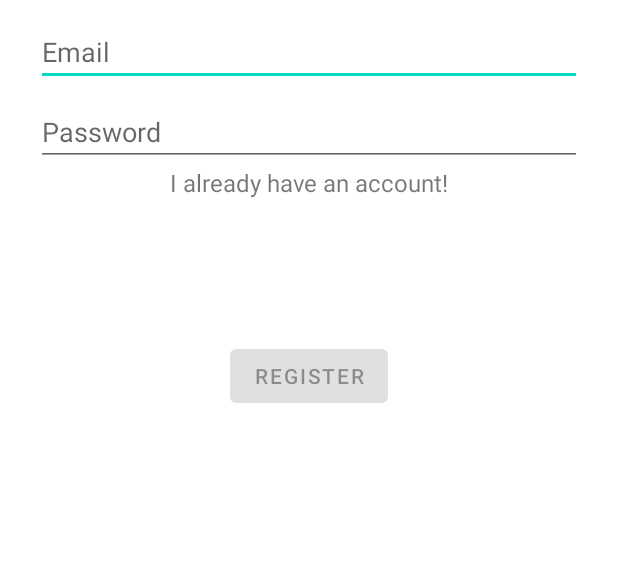
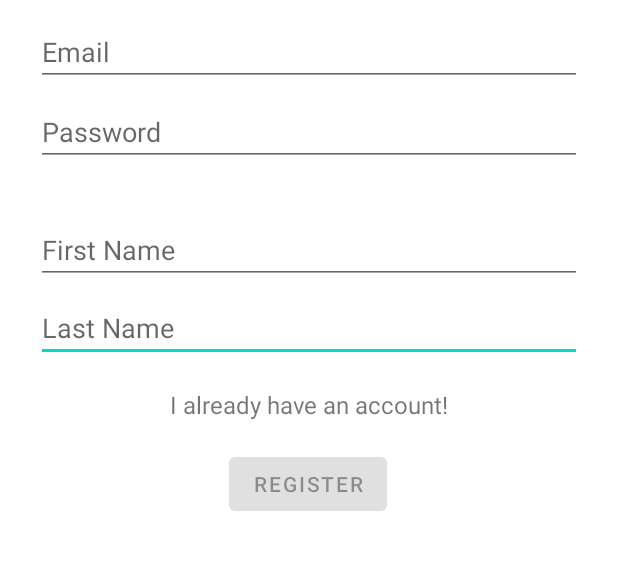
Before and after one commit to Dan-Codes/Cribb, an Android app: the SignUpActivity screen opened directly, with no data from a screen before it, on a phone screen of 412 x 824 dp, the part 126-696 px from its top. Run offline under Robolectric (Android 15) with nearby library versions, the phone set to English and light mode, and no system bars; our stand-ins replace Firebase (no records; nobody signed in at launch, a user with empty details on screens opened directly).

Commit message:
also add user to firstore

```diff
--- a/app/src/main/res/layout/activity_sign_up.xml
+++ b/app/src/main/res/layout/activity_sign_up.xml
@@ -5,6 +5,38 @@
     android:layout_width="match_parent"
     android:layout_height="match_parent"
     tools:context=".ui.login.SignUpActivity">
+
+    <EditText
+        android:id="@+id/lastName"
+        android:layout_width="0dp"
+        android:layout_height="wrap_content"
+        android:layout_marginStart="24dp"
+        android:layout_marginTop="280dp"
+
+        android:layout_marginEnd="24dp"
+        android:hint="Last Name"
+        android:inputType="textPersonName"
+        android:selectAllOnFocus="true"
+        app:layout_constraintEnd_toEndOf="parent"
+        app:layout_constraintHorizontal_bias="0.0"
+        app:layout_constraintStart_toStartOf="parent"
+        app:layout_constraintTop_toTopOf="parent" />
+
+    <EditText
+        android:id="@+id/firstName"
+        android:layout_width="0dp"
+        android:layout_height="wrap_content"
+        android:layout_marginStart="24dp"
+        android:layout_marginTop="228dp"
+
+        android:layout_marginEnd="24dp"
+        android:hint="First Name"
+        android:inputType="textPersonName"
+        android:selectAllOnFocus="true"
+        app:layout_constraintEnd_toEndOf="parent"
+        app:layout_constraintHorizontal_bias="0.0"
+        app:layout_constraintStart_toStartOf="parent"
+        app:layout_constraintTop_toTopOf="parent" />
 
     <ImageView
         android:id="@+id/imageView8"
@@ -50,20 +82,21 @@
 
     <Button
         android:id="@+id/login"
-        android:enabled="false"
         android:layout_width="wrap_content"
         android:layout_height="wrap_content"
         android:layout_gravity="start"
         android:layout_marginStart="48dp"
-        android:layout_marginTop="16dp"
+        android:layout_marginTop="18dp"
         android:layout_marginEnd="48dp"
         android:layout_marginBottom="64dp"
+        android:enabled="false"
         android:text="@string/action_sign_up"
         app:layout_constraintBottom_toBottomOf="parent"
         app:layout_constraintEnd_toEndOf="parent"
+        app:layout_constraintHorizontal_bias="0.497"
         app:layout_constraintStart_toStartOf="parent"
-        app:layout_constraintTop_toBottomOf="@+id/password"
-        app:layout_constraintVertical_bias="0.2"/>
+        app:layout_constraintTop_toBottomOf="@+id/link_signup"
+        app:layout_constraintVertical_bias="0.0" />
 
     <ProgressBar
         android:id="@+id/loading"
@@ -79,12 +112,14 @@
         android:id="@+id/link_signup"
         android:layout_width="fill_parent"
         android:layout_height="wrap_content"
+        android:layout_marginTop="148dp"
+        android:clickable="true"
         android:gravity="center"
-        android:clickable="true"
         android:onClick="goToLogIn"
         android:text="I already have an account!"
         android:textSize="16dip"
         app:layout_constraintEnd_toEndOf="parent"
+        app:layout_constraintHorizontal_bias="0.0"
         app:layout_constraintStart_toStartOf="parent"
         app:layout_constraintTop_toBottomOf="@+id/password" />
 
```
Also changed, not shown: app/src/main/java/com/example/cribb/ui/login/SignUpActivity.kt (+26 -3 lines).
